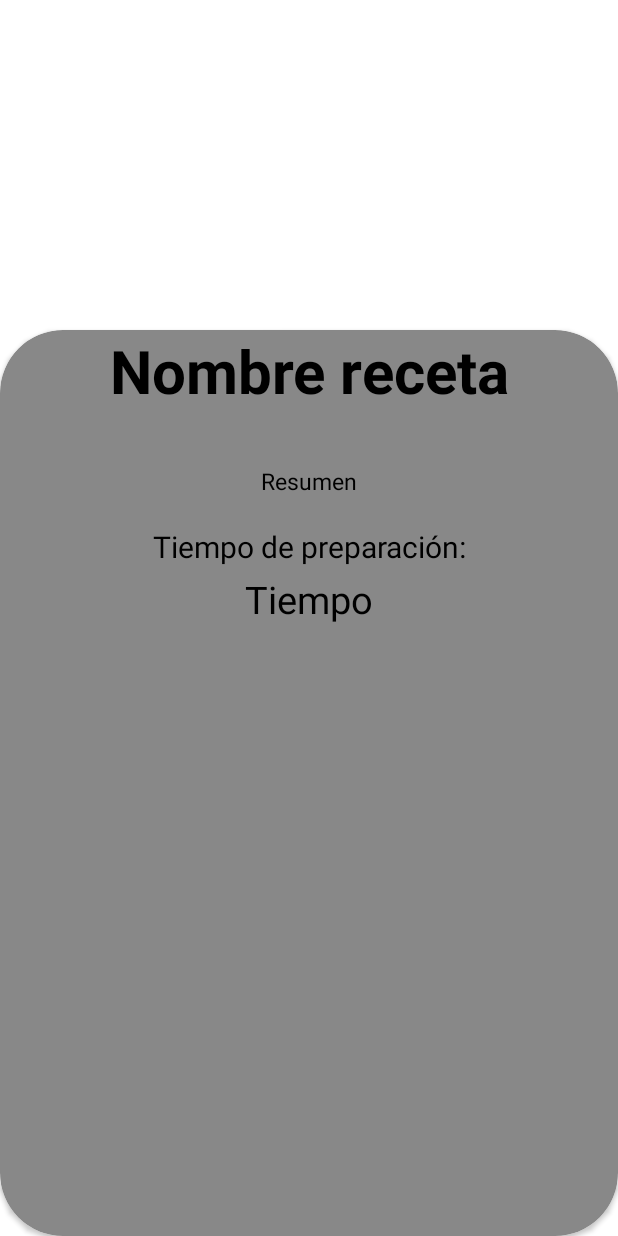
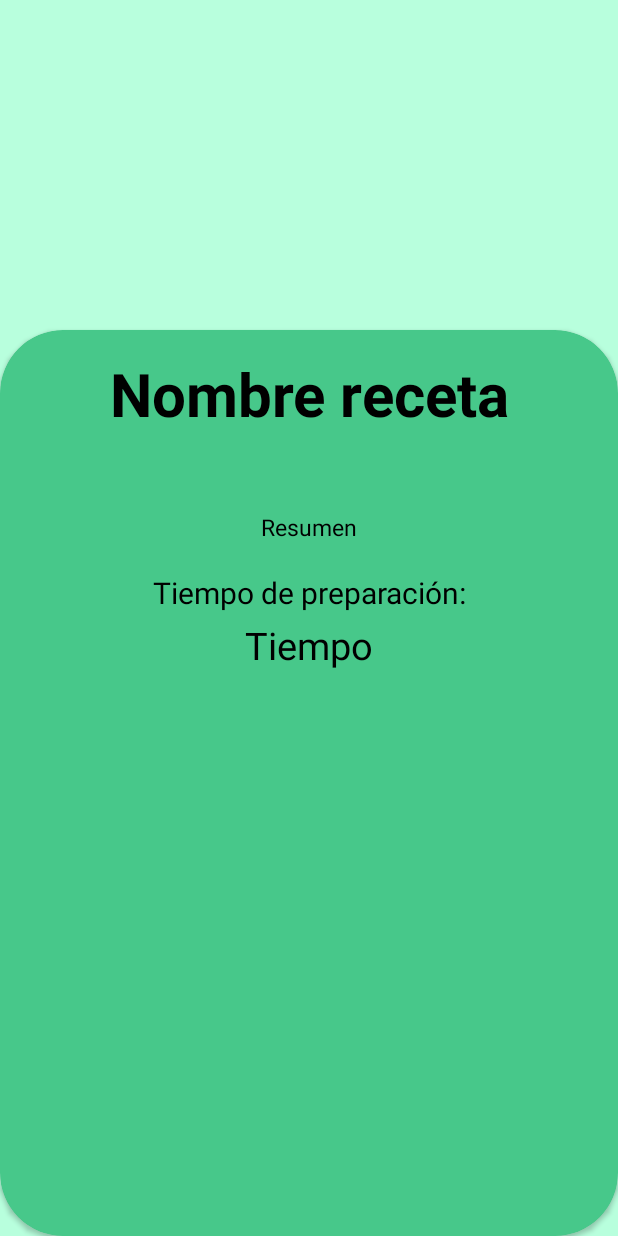
Before and after one commit to julianhzgn/ProyectoDesarrolloMobiles, an Android app: the layout activity_detail_recipe.xml on its own in the app's theme, with its tools: preview values and no code run, on a phone screen of 412 x 824 dp. Run offline under Robolectric (Android 15) with nearby library versions, the phone set to English and light mode, and no system bars; network calls fail.

Commit message:
Cambios, personalizaciones y correcciones.

```diff
--- a/app/src/main/res/layout/activity_detail_recipe.xml
+++ b/app/src/main/res/layout/activity_detail_recipe.xml
@@ -4,7 +4,8 @@
     xmlns:tools="http://schemas.android.com/tools"
     android:layout_width="match_parent"
     android:layout_height="match_parent"
-    tools:context=".DetailRecipeActivity">
+    tools:context=".DetailRecipeActivity"
+    android:background="#B8FFDD">
 
     <ImageView
         android:id="@+id/ivRecipeDetail"
@@ -14,14 +15,15 @@
         android:scaleType="centerCrop"
         app:layout_constraintEnd_toEndOf="parent"
         app:layout_constraintStart_toStartOf="parent"
-        app:layout_constraintTop_toTopOf="parent" />
+        app:layout_constraintTop_toTopOf="parent"
+        android:background="#B8FFDD"/>
 
     <androidx.cardview.widget.CardView
         android:layout_width="0dp"
         android:layout_height="0dp"
         android:layout_marginTop="220dp"
         android:elevation="8dp"
-        app:cardBackgroundColor="#888"
+        app:cardBackgroundColor="#47C88A"
         app:cardCornerRadius="42dp"
         app:layout_constraintBottom_toBottomOf="parent"
         app:layout_constraintEnd_toEndOf="parent"
@@ -35,6 +37,7 @@
 
             <TextView
                 android:id="@+id/tvRecipeDetailName"
+                android:paddingVertical="15dp"
                 android:layout_width="match_parent"
                 android:layout_height="wrap_content"
                 android:gravity="center_horizontal"
--- a/app/src/main/res/layout/activity_favorites.xml
+++ b/app/src/main/res/layout/activity_favorites.xml
@@ -4,7 +4,8 @@
     xmlns:tools="http://schemas.android.com/tools"
     android:layout_width="match_parent"
     android:layout_height="match_parent"
-    tools:context=".FavoritesActivity">
+    tools:context=".FavoritesActivity"
+    android:background="#B8FFDD">
 
     <com.google.android.material.appbar.AppBarLayout
         android:id="@+id/toolbar_main"
--- a/app/src/main/res/layout/activity_profile.xml
+++ b/app/src/main/res/layout/activity_profile.xml
@@ -4,7 +4,8 @@
     xmlns:tools="http://schemas.android.com/tools"
     android:layout_width="match_parent"
     android:layout_height="match_parent"
-    tools:context=".ProfileActivity">
+    tools:context=".ProfileActivity"
+    android:background="#B8FFDD">
 
     <com.google.android.material.appbar.AppBarLayout
         android:id="@+id/toolbar_main"
--- a/app/src/main/res/layout/activity_seach.xml
+++ b/app/src/main/res/layout/activity_seach.xml
@@ -4,7 +4,8 @@
     xmlns:tools="http://schemas.android.com/tools"
     android:layout_width="match_parent"
     android:layout_height="match_parent"
-    tools:context=".SeachActivity">
+    tools:context=".SeachActivity"
+    android:background="#B8FFDD">
 
     <com.google.android.material.appbar.AppBarLayout
         android:id="@+id/toolbar_main"
--- a/app/src/main/res/layout/app_bar_main.xml
+++ b/app/src/main/res/layout/app_bar_main.xml
@@ -16,6 +16,7 @@
             android:layout_width="match_parent"
             android:layout_height="?attr/actionBarSize"
             android:background="#6336b1"
+            app:titleTextColor="@color/white"
             app:layout_scrollFlags="scroll|enterAlways"/>
 
     </com.google.android.material.appbar.AppBarLayout>
@@ -25,7 +26,7 @@
         android:layout_height="match_parent"
         android:paddingHorizontal="24dp"
         android:paddingTop="85dp"
-        android:background="#56c38f">
+        android:background="#B8FFDD">
 
         <TextView
             android:id="@+id/text1"
```
Also changed, not shown: 9 other files.
